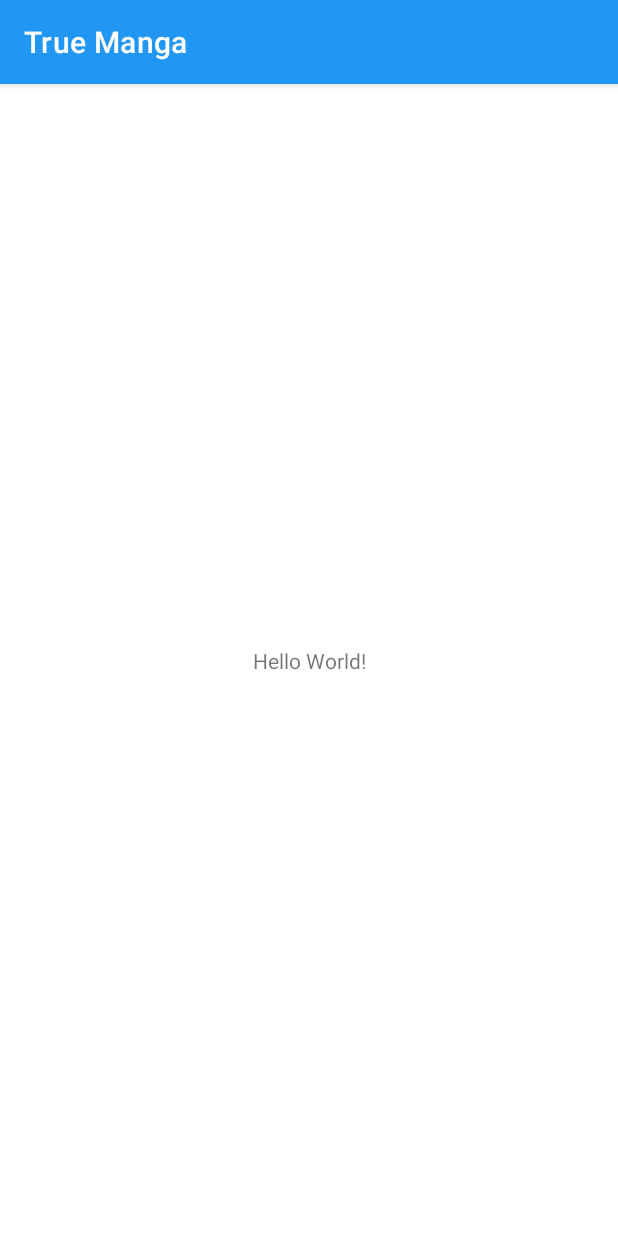
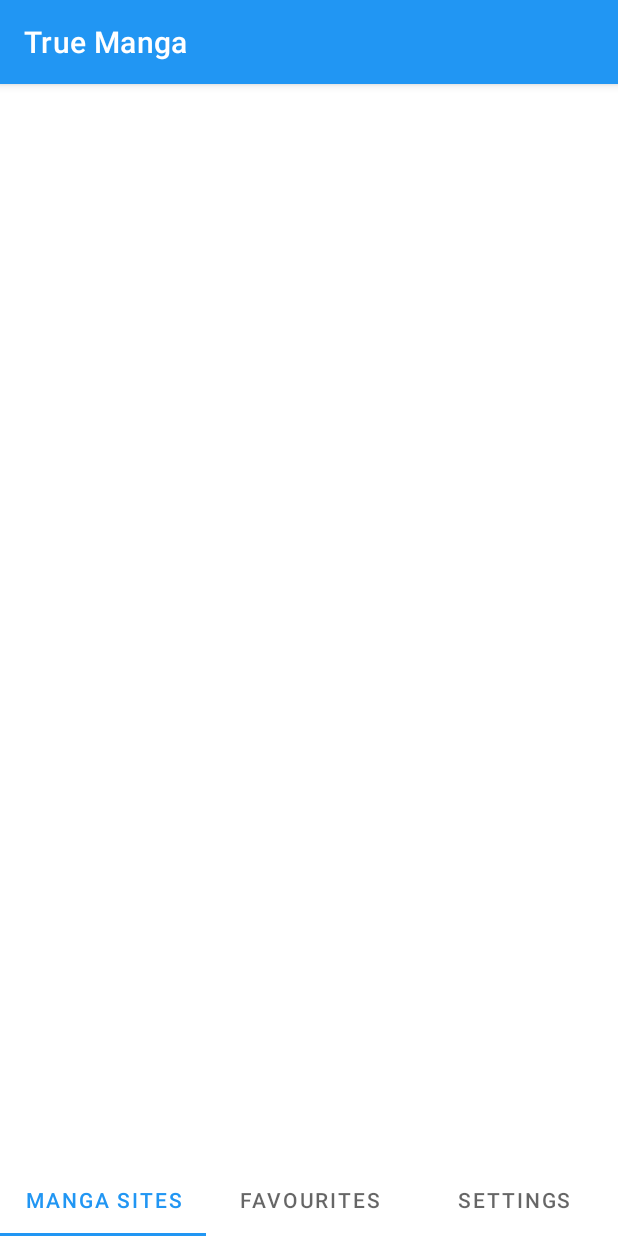
Before and after one commit to Lunderhill25/Multi-Site-Manga-Reader, an Android app: the screen it shows after launch (MainActivity), on a phone screen of 412 x 824 dp. Run offline under Robolectric (Android 15) with nearby library versions, the phone set to English and light mode, and no system bars.

Commit message:
Added Tab Layout & Altered Compile Values

```diff
--- a/TrueManga/app/build.gradle
+++ b/TrueManga/app/build.gradle
@@ -4,12 +4,12 @@ plugins {
 }
 
 android {
-    compileSdk 31
+    compileSdk 33
 
     defaultConfig {
         applicationId "com.example.truemanga"
         minSdk 21
-        targetSdk 31
+        targetSdk 33
         versionCode 1
         versionName "1.0"
 
@@ -40,4 +40,6 @@ dependencies {
     testImplementation 'junit:junit:4.+'
     androidTestImplementation 'androidx.test.ext:junit:1.1.3'
     androidTestImplementation 'androidx.test.espresso:espresso-core:3.4.0'
+
+    implementation 'com.google.android.material:material:1.1.0'
 }
--- a/TrueManga/app/src/main/res/layout/activity_main.xml
+++ b/TrueManga/app/src/main/res/layout/activity_main.xml
@@ -6,13 +6,27 @@
     android:layout_height="match_parent"
     tools:context=".MainActivity">
 
-    <TextView
-        android:layout_width="wrap_content"
+    <com.google.android.material.tabs.TabLayout
+        android:id="@+id/tabs"
+        android:layout_width="match_parent"
         android:layout_height="wrap_content"
-        android:text="Hello World!"
         app:layout_constraintBottom_toBottomOf="parent"
-        app:layout_constraintLeft_toLeftOf="parent"
-        app:layout_constraintRight_toRightOf="parent"
-        app:layout_constraintTop_toTopOf="parent" />
+        app:layout_constraintEnd_toEndOf="parent"
+        app:layout_constraintStart_toStartOf="parent">
 
+        <com.google.android.material.tabs.TabItem
+            android:layout_width="wrap_content"
+            android:layout_height="wrap_content"
+            android:text="Manga Sites" />
+
+        <com.google.android.material.tabs.TabItem
+            android:layout_width="wrap_content"
+            android:layout_height="wrap_content"
+            android:text="Favourites" />
+
+        <com.google.android.material.tabs.TabItem
+            android:layout_width="wrap_content"
+            android:layout_height="wrap_content"
+            android:text="Settings" />
+    </com.google.android.material.tabs.TabLayout>
 </androidx.constraintlayout.widget.ConstraintLayout>
```
